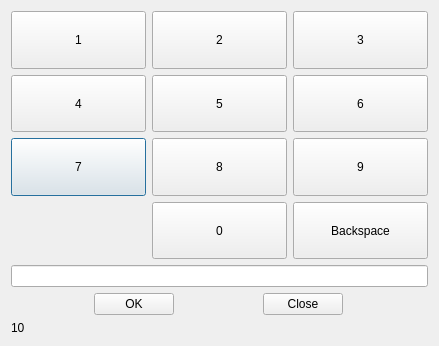
Old version of the form QT_frontend/DLLPincode/dialog.ui in the repository Kooalaa/BankSimul-project.
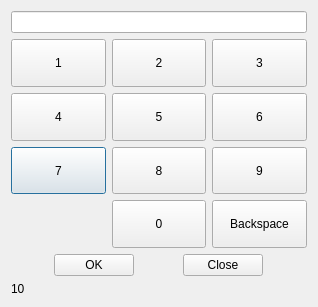
New version of the form.

Diff of the .ui file:
```diff
--- a/QT_frontend/DLLPincode/dialog.ui
+++ b/QT_frontend/DLLPincode/dialog.ui
@@ -6,14 +6,17 @@
    <rect>
     <x>0</x>
     <y>0</y>
-    <width>439</width>
-    <height>346</height>
+    <width>318</width>
+    <height>307</height>
    </rect>
   </property>
   <property name="windowTitle">
    <string>Dialog</string>
   </property>
   <layout class="QVBoxLayout" name="verticalLayout_3">
+   <item>
+    <widget class="QLineEdit" name="lineEdit"/>
+   </item>
    <item>
     <layout class="QVBoxLayout" name="verticalLayout_2">
      <item>
@@ -195,9 +198,6 @@
      </item>
      <item>
       <layout class="QVBoxLayout" name="verticalLayout">
-       <item>
-        <widget class="QLineEdit" name="lineEdit"/>
-       </item>
        <item>
         <layout class="QHBoxLayout" name="horizontalLayout">
          <item>
```
